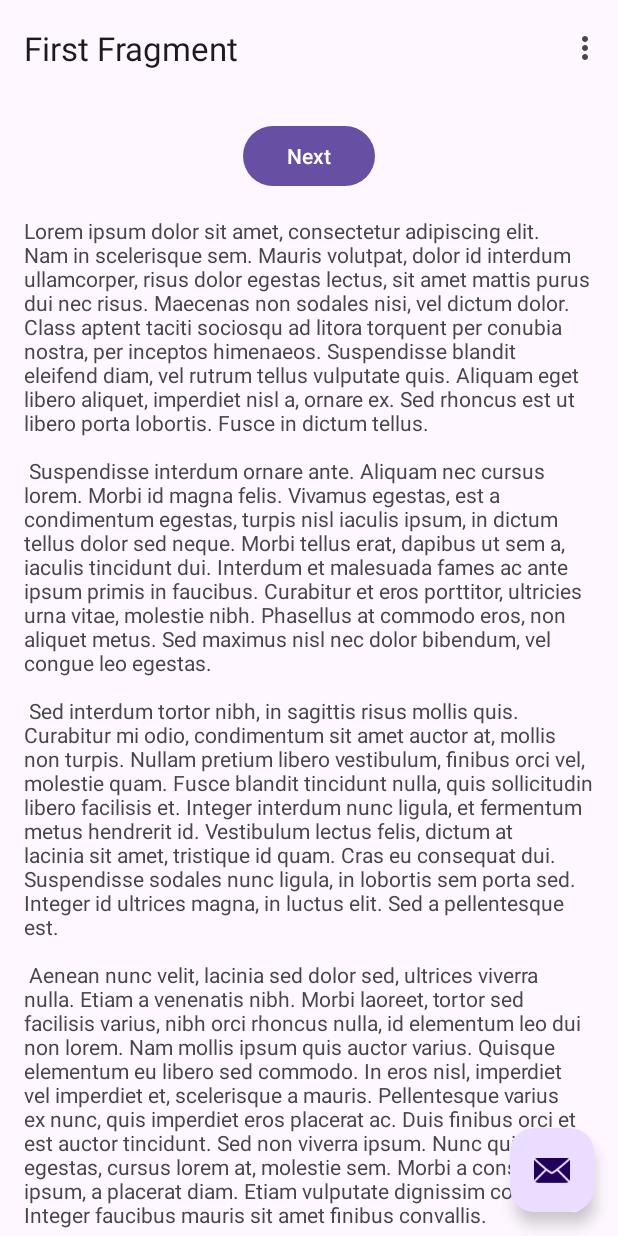
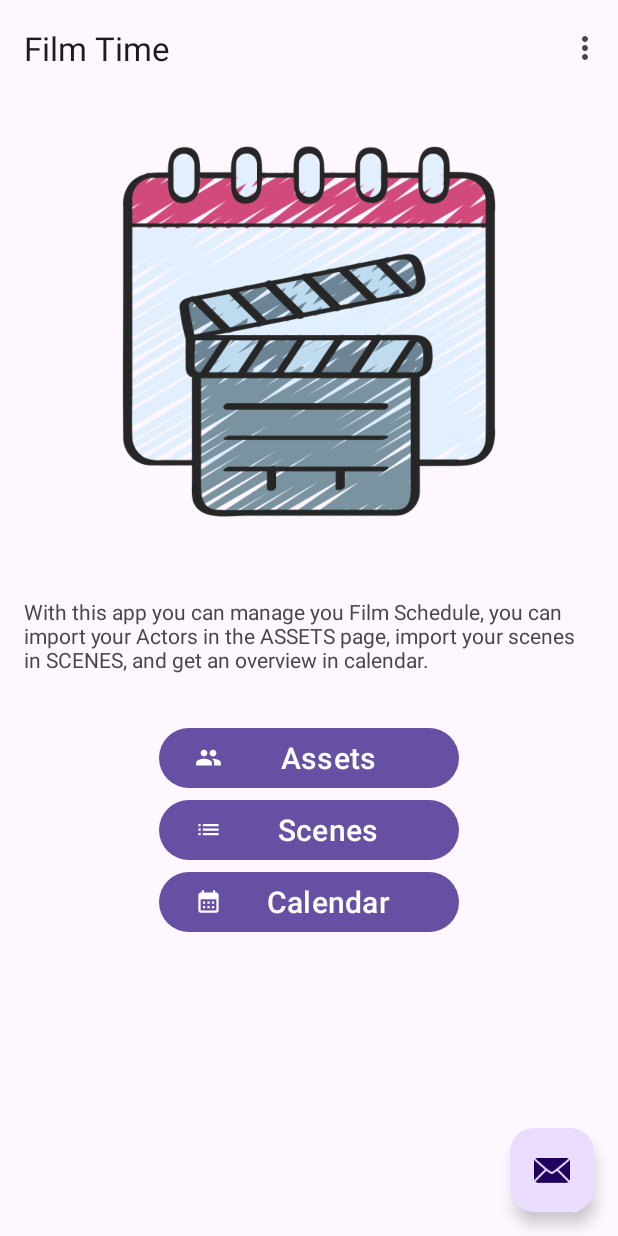
Before and after one commit to konmaz/Android_FilmTime, an Android app: the screen it shows after launch (MainActivity), on a phone screen of 412 x 824 dp. Run offline under Robolectric (Android 15) with nearby library versions, the phone set to English and light mode, and no system bars; our stand-ins replace navigation-ui.

Commit message:
Add icons, button formating

```diff
--- a/app/src/main/java/gr/auth/csd/filmtime/FirstFragment.java
+++ b/app/src/main/java/gr/auth/csd/filmtime/FirstFragment.java
@@ -29,7 +29,7 @@ public class FirstFragment extends Fragment {
     public void onViewCreated(@NonNull View view, Bundle savedInstanceState) {
         super.onViewCreated(view, savedInstanceState);
 
-        binding.buttonFirst.setOnClickListener(new View.OnClickListener() {
+        binding.buttonScenes.setOnClickListener(new View.OnClickListener() {
             @Override
             public void onClick(View view) {
                 NavHostFragment.findNavController(FirstFragment.this)
--- /dev/null
+++ b/app/src/main/res/drawable/baseline_calendar_month_24.xml
@@ -0,0 +1,5 @@
+<vector android:height="24dp" android:tint="@android:color/background_light"
+    android:viewportHeight="24" android:viewportWidth="24"
+    android:width="24dp" xmlns:android="http://schemas.android.com/apk/res/android">
+    <path android:fillColor="@android:color/white" android:pathData="M19,4h-1V2h-2v2H8V2H6v2H5C3.89,4 3.01,4.9 3.01,6L3,20c0,1.1 0.89,2 2,2h14c1.1,0 2,-0.9 2,-2V6C21,4.9 20.1,4 19,4zM19,20H5V10h14V20zM9,14H7v-2h2V14zM13,14h-2v-2h2V14zM17,14h-2v-2h2V14zM9,18H7v-2h2V18zM13,18h-2v-2h2V18zM17,18h-2v-2h2V18z"/>
+</vector>
--- /dev/null
+++ b/app/src/main/res/drawable/baseline_list_24.xml
@@ -0,0 +1,5 @@
+<vector android:autoMirrored="true" android:height="24dp"
+    android:tint="#FFFFFF" android:viewportHeight="24"
+    android:viewportWidth="24" android:width="24dp" xmlns:android="http://schemas.android.com/apk/res/android">
+    <path android:fillColor="@android:color/white" android:pathData="M3,13h2v-2L3,11v2zM3,17h2v-2L3,15v2zM3,9h2L5,7L3,7v2zM7,13h14v-2L7,11v2zM7,17h14v-2L7,15v2zM7,7v2h14L21,7L7,7z"/>
+</vector>
--- /dev/null
+++ b/app/src/main/res/drawable/baseline_people_24.xml
@@ -0,0 +1,5 @@
+<vector android:height="24dp" android:tint="#FFFFFF"
+    android:viewportHeight="24" android:viewportWidth="24"
+    android:width="24dp" xmlns:android="http://schemas.android.com/apk/res/android">
+    <path android:fillColor="@android:color/white" android:pathData="M16,11c1.66,0 2.99,-1.34 2.99,-3S17.66,5 16,5c-1.66,0 -3,1.34 -3,3s1.34,3 3,3zM8,11c1.66,0 2.99,-1.34 2.99,-3S9.66,5 8,5C6.34,5 5,6.34 5,8s1.34,3 3,3zM8,13c-2.33,0 -7,1.17 -7,3.5L1,19h14v-2.5c0,-2.33 -4.67,-3.5 -7,-3.5zM16,13c-0.29,0 -0.62,0.02 -0.97,0.05 1.16,0.84 1.97,1.97 1.97,3.45L17,19h6v-2.5c0,-2.33 -4.67,-3.5 -7,-3.5z"/>
+</vector>
--- a/app/src/main/res/layout/fragment_first.xml
+++ b/app/src/main/res/layout/fragment_first.xml
@@ -11,25 +11,62 @@
         android:layout_height="match_parent"
         android:padding="16dp">
 
-        <Button
-            android:id="@+id/button_first"
+        <ImageView
+            android:id="@+id/imageView"
             android:layout_width="wrap_content"
-            android:layout_height="wrap_content"
-            android:text="@string/next"
-            app:layout_constraintBottom_toTopOf="@id/textview_first"
+            android:layout_height="250dp"
+            android:layout_marginTop="16dp"
+            android:src="@drawable/clapperboard"
             app:layout_constraintEnd_toEndOf="parent"
             app:layout_constraintStart_toStartOf="parent"
             app:layout_constraintTop_toTopOf="parent" />
 
         <TextView
-            android:id="@+id/textview_first"
+            android:id="@+id/textView"
             android:layout_width="wrap_content"
             android:layout_height="wrap_content"
-            android:layout_marginTop="16dp"
-            android:text="@string/lorem_ipsum"
-            app:layout_constraintBottom_toBottomOf="parent"
+            android:layout_marginTop="52dp"
+            android:text="@string/introduction"
+            app:layout_constraintEnd_toEndOf="@+id/imageView"
+            app:layout_constraintHorizontal_bias="0.5"
+            app:layout_constraintStart_toStartOf="@+id/imageView"
+            app:layout_constraintTop_toBottomOf="@+id/imageView" />
+
+        <LinearLayout
+            android:layout_width="200dp"
+            android:layout_height="wrap_content"
+            android:layout_marginTop="32dp"
+            android:orientation="vertical"
             app:layout_constraintEnd_toEndOf="parent"
             app:layout_constraintStart_toStartOf="parent"
-            app:layout_constraintTop_toBottomOf="@id/button_first" />
+            app:layout_constraintTop_toBottomOf="@+id/textView">
+
+            <Button
+                android:id="@+id/button_assets"
+                android:layout_width="match_parent"
+                android:layout_height="wrap_content"
+                android:text="Assets"
+                android:textSize="20sp"
+                app:icon="@drawable/baseline_people_24" />
+
+            <Button
+                android:id="@+id/button_scenes"
+                android:layout_width="match_parent"
+                android:layout_height="wrap_content"
+                android:text="Scenes"
+                android:textSize="20sp"
+                app:icon="@drawable/baseline_list_24" />
+
+            <Button
+                android:id="@+id/button_calendar"
+                android:layout_width="match_parent"
+                android:layout_height="wrap_content"
+                android:text="@string/calendar"
+                android:textSize="20sp"
+                app:icon="@drawable/baseline_calendar_month_24" />
+
+        </LinearLayout>
+
+
     </androidx.constraintlayout.widget.ConstraintLayout>
 </androidx.core.widget.NestedScrollView>
--- a/app/src/main/res/values/strings.xml
+++ b/app/src/main/res/values/strings.xml
@@ -2,7 +2,7 @@
     <string name="app_name">FilmTime</string>
     <string name="action_settings">Settings</string>
     <!-- Strings used for fragments for navigation -->
-    <string name="first_fragment_label">First Fragment</string>
+    <string name="first_fragment_label">Film Time</string>
     <string name="second_fragment_label">Second Fragment</string>
     <string name="next">Next</string>
     <string name="previous">Previous</string>
@@ -43,4 +43,6 @@
         libero vel nunc consequat, quis tincidunt nisl eleifend. Cras bibendum enim a justo luctus
         vestibulum. Fusce dictum libero quis erat maximus, vitae volutpat diam dignissim.
     </string>
+    <string name="introduction">With this app you can manage you Film Schedule, you can import your Actors in the ASSETS page, import your scenes in SCENES, and get an overview in calendar.</string>
+    <string name="calendar">Calendar</string>
 </resources>
```
Also changed, not shown: app/src/main/res/drawable/clapperboard.png (added).
